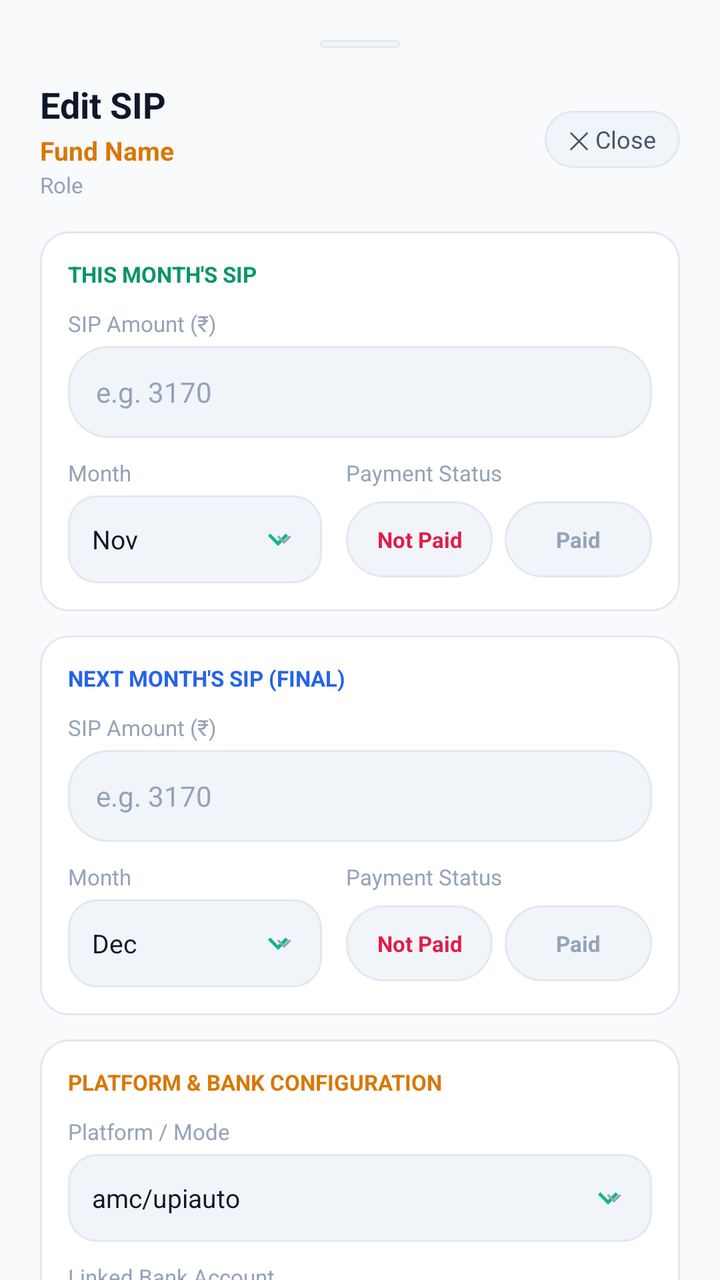
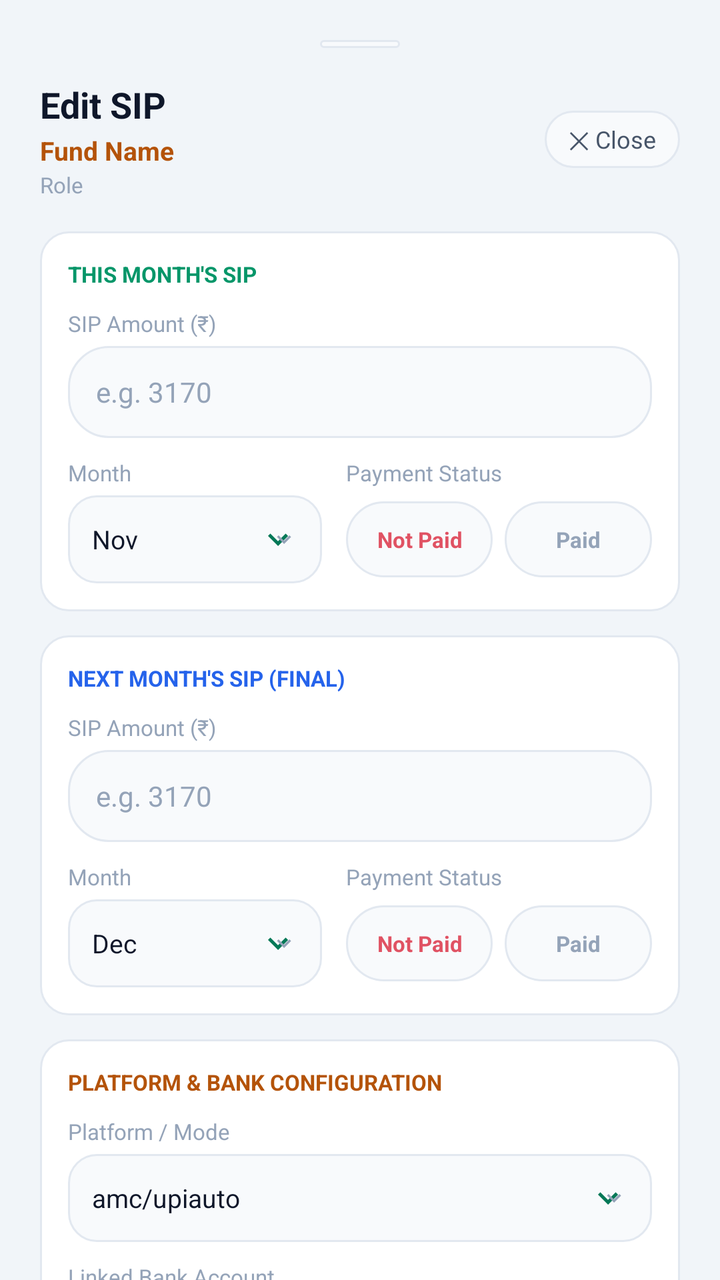

An Android layout rendered at two revisions. The XML below is the earlier revision; the diff shows what the commit changed to produce the second picture.
<!-- AndroidManifest.xml: application theme AppTheme -->
<!-- res/layout/dialog_edit_sip.xml -->
<?xml version="1.0" encoding="utf-8"?>
<androidx.core.widget.NestedScrollView xmlns:android="http://schemas.android.com/apk/res/android"
    xmlns:app="http://schemas.android.com/apk/res-auto"
    android:id="@+id/scrollEditSipRoot"
    android:layout_width="match_parent"
    android:layout_height="wrap_content"
    android:background="@color/bg_dark"
    android:clickable="true"
    android:focusable="true"
    android:focusableInTouchMode="true">

    <LinearLayout
        android:id="@+id/layoutEditSipContainer"
        android:layout_width="match_parent"
        android:layout_height="wrap_content"
        android:orientation="vertical"
        android:padding="20dp"
        android:clickable="true"
        android:focusable="true">

        
        <View
            android:layout_width="40dp"
            android:layout_height="4dp"
            android:layout_gravity="center_horizontal"
            android:layout_marginBottom="16dp"
            android:background="@drawable/bg_pill_dark" />

        
        <LinearLayout
            android:layout_width="match_parent"
            android:layout_height="wrap_content"
            android:gravity="center_vertical"
            android:orientation="horizontal">

            <LinearLayout
                android:layout_width="0dp"
                android:layout_height="wrap_content"
                android:layout_weight="1"
                android:orientation="vertical">

                <TextView
                    android:id="@+id/tvEditSipTitle"
                    android:layout_width="wrap_content"
                    android:layout_height="wrap_content"
                    android:text="Edit SIP"
                    android:textColor="@color/text_primary"
                    android:textSize="18sp"
                    android:textStyle="bold" />

                <TextView
                    android:id="@+id/tvEditSipFundName"
                    android:layout_width="wrap_content"
                    android:layout_height="wrap_content"
                    android:layout_marginTop="2dp"
                    android:text="Fund Name"
                    android:textColor="@color/amber_gold"
                    android:textSize="13sp"
                    android:textStyle="bold" />

                <TextView
                    android:id="@+id/tvEditSipRole"
                    android:layout_width="wrap_content"
                    android:layout_height="wrap_content"
                    android:layout_marginTop="1dp"
                    android:text="Role"
                    android:textColor="@color/text_muted"
                    android:textSize="11sp" />
            </LinearLayout>

            <TextView
                android:id="@+id/btnEditSipClose"
                android:layout_width="wrap_content"
                android:layout_height="wrap_content"
                android:background="@drawable/bg_pill_dark"
                android:clickable="true"
                android:focusable="true"
                android:paddingStart="12dp"
                android:paddingTop="6dp"
                android:paddingEnd="12dp"
                android:paddingBottom="6dp"
                android:text="✕ Close"
                android:textColor="@color/text_secondary"
                android:textSize="12sp" />
        </LinearLayout>

        
        <LinearLayout
            android:id="@+id/cardEditSipCurrent"
            android:layout_width="match_parent"
            android:layout_height="wrap_content"
            android:layout_marginTop="16dp"
            android:background="@drawable/bg_card"
            android:orientation="vertical"
            android:padding="14dp"
            android:clickable="true"
            android:focusable="true">

            <TextView
                android:layout_width="wrap_content"
                android:layout_height="wrap_content"
                android:text="THIS MONTH'S SIP"
                android:textColor="@color/green_emerald"
                android:textSize="11sp"
                android:textStyle="bold" />

            
            <TextView
                android:layout_width="wrap_content"
                android:layout_height="wrap_content"
                android:layout_marginTop="10dp"
                android:text="SIP Amount (₹)"
                android:textColor="@color/text_muted"
                android:textSize="11sp" />

            <EditText
                android:id="@+id/etSipCurrentAmount"
                android:layout_width="match_parent"
                android:layout_height="46dp"
                android:layout_marginTop="4dp"
                android:background="@drawable/bg_pill_dark"
                android:hint="e.g. 3170"
                android:inputType="numberDecimal"
            android:imeOptions="actionDone"
                android:paddingStart="14dp"
                android:paddingEnd="14dp"
                android:textColor="@color/text_primary"
                android:textColorHint="@color/text_muted"
                android:textSize="14sp" />

            
            <LinearLayout
                android:layout_width="match_parent"
                android:layout_height="wrap_content"
                android:layout_marginTop="10dp"
                android:orientation="horizontal">

                
                <LinearLayout
                    android:layout_width="0dp"
                    android:layout_height="wrap_content"
                    android:layout_marginEnd="6dp"
                    android:layout_weight="1"
                    android:orientation="vertical">

                    <TextView
                        android:layout_width="wrap_content"
                        android:layout_height="wrap_content"
                        android:text="Month"
                        android:textColor="@color/text_muted"
                        android:textSize="11sp" />

                    <LinearLayout
                        android:id="@+id/btnSelectCurrentMonth"
                        android:layout_width="match_parent"
                        android:layout_height="44dp"
                        android:layout_marginTop="4dp"
                        android:background="@drawable/bg_spinner_dark"
                        android:clickable="true"
                        android:focusable="true"
                        android:gravity="center_vertical"
                        android:paddingStart="12dp"
                        android:paddingEnd="12dp">

                        <TextView
                            android:id="@+id/tvCurrentMonth"
                            android:layout_width="0dp"
                            android:layout_height="wrap_content"
                            android:layout_weight="1"
                            android:text="Nov"
                            android:textColor="@color/text_primary"
                            android:textSize="13sp" />

                        <ImageView
                            android:layout_width="14dp"
                            android:layout_height="14dp"
                            android:src="@drawable/ic_chevron_down"
                            app:tint="@color/text_muted" />
                    </LinearLayout>
                </LinearLayout>

                
                <LinearLayout
                    android:layout_width="0dp"
                    android:layout_height="wrap_content"
                    android:layout_marginStart="6dp"
                    android:layout_weight="1.2"
                    android:orientation="vertical">

                    <TextView
                        android:layout_width="wrap_content"
                        android:layout_height="wrap_content"
                        android:text="Payment Status"
                        android:textColor="@color/text_muted"
                        android:textSize="11sp" />

                    <LinearLayout
                        android:layout_width="match_parent"
                        android:layout_height="44dp"
                        android:layout_marginTop="4dp"
                        android:orientation="horizontal"
                        android:gravity="center_vertical">

                        <TextView
                            android:id="@+id/btnToggleCurrentNotPaid"
                            android:layout_width="0dp"
                            android:layout_weight="1"
                            android:layout_height="38dp"
                            android:layout_marginEnd="3dp"
                            android:gravity="center"
                            android:text="Not Paid"
                            android:textColor="@color/red_rose"
                            android:textSize="11sp"
                            android:textStyle="bold"
                            android:background="@drawable/bg_pill_dark"
                            android:clickable="true"
                            android:focusable="true" />

                        <TextView
                            android:id="@+id/btnToggleCurrentPaid"
                            android:layout_width="0dp"
                            android:layout_weight="1"
                            android:layout_height="38dp"
                            android:layout_marginStart="3dp"
                            android:gravity="center"
                            android:text="Paid"
                            android:textColor="@color/text_muted"
                            android:textSize="11sp"
                            android:textStyle="bold"
                            android:background="@drawable/bg_pill_dark"
                            android:clickable="true"
                            android:focusable="true" />
                    </LinearLayout>
                </LinearLayout>
            </LinearLayout>
        </LinearLayout>

        
        <LinearLayout
            android:id="@+id/cardEditSipNext"
            android:layout_width="match_parent"
            android:layout_height="wrap_content"
            android:layout_marginTop="12dp"
            android:background="@drawable/bg_card"
            android:orientation="vertical"
            android:padding="14dp"
            android:clickable="true"
            android:focusable="true">

            <TextView
                android:layout_width="wrap_content"
                android:layout_height="wrap_content"
                android:text="NEXT MONTH'S SIP (FINAL)"
                android:textColor="@color/blue_royal"
                android:textSize="11sp"
                android:textStyle="bold" />

            
            <TextView
                android:layout_width="wrap_content"
                android:layout_height="wrap_content"
                android:layout_marginTop="10dp"
                android:text="SIP Amount (₹)"
                android:textColor="@color/text_muted"
                android:textSize="11sp" />

            <EditText
                android:id="@+id/etSipNextAmount"
                android:layout_width="match_parent"
                android:layout_height="46dp"
                android:layout_marginTop="4dp"
                android:background="@drawable/bg_pill_dark"
                android:hint="e.g. 3170"
                android:inputType="numberDecimal"
            android:imeOptions="actionDone"
                android:paddingStart="14dp"
                android:paddingEnd="14dp"
                android:textColor="@color/text_primary"
                android:textColorHint="@color/text_muted"
                android:textSize="14sp" />

            
            <LinearLayout
                android:layout_width="match_parent"
                android:layout_height="wrap_content"
                android:layout_marginTop="10dp"
                android:orientation="horizontal">

                
                <LinearLayout
                    android:layout_width="0dp"
                    android:layout_height="wrap_content"
                    android:layout_marginEnd="6dp"
                    android:layout_weight="1"
                    android:orientation="vertical">

                    <TextView
                        android:layout_width="wrap_content"
                        android:layout_height="wrap_content"
                        android:text="Month"
                        android:textColor="@color/text_muted"
                        android:textSize="11sp" />

                    <LinearLayout
                        android:id="@+id/btnSelectNextMonth"
                        android:layout_width="match_parent"
                        android:layout_height="44dp"
                        android:layout_marginTop="4dp"
                        android:background="@drawable/bg_spinner_dark"
                        android:clickable="true"
                        android:focusable="true"
                        android:gravity="center_vertical"
                        android:paddingStart="12dp"
                        android:paddingEnd="12dp">

                        <TextView
                            android:id="@+id/tvNextMonth"
                            android:layout_width="0dp"
                            android:layout_height="wrap_content"
                            android:layout_weight="1"
                            android:text="Dec"
                            android:textColor="@color/text_primary"
                            android:textSize="13sp" />

                        <ImageView
                            android:layout_width="14dp"
                            android:layout_height="14dp"
                            android:src="@drawable/ic_chevron_down"
                            app:tint="@color/text_muted" />
                    </LinearLayout>
                </LinearLayout>

                
                <LinearLayout
                    android:layout_width="0dp"
                    android:layout_height="wrap_content"
                    android:layout_marginStart="6dp"
                    android:layout_weight="1.2"
                    android:orientation="vertical">

                    <TextView
                        android:layout_width="wrap_content"
                        android:layout_height="wrap_content"
                        android:text="Payment Status"
                        android:textColor="@color/text_muted"
                        android:textSize="11sp" />

                    <LinearLayout
                        android:layout_width="match_parent"
                        android:layout_height="44dp"
                        android:layout_marginTop="4dp"
                        android:orientation="horizontal"
                        android:gravity="center_vertical">

                        <TextView
                            android:id="@+id/btnToggleNextNotPaid"
                            android:layout_width="0dp"
                            android:layout_weight="1"
                            android:layout_height="38dp"
                            android:layout_marginEnd="3dp"
                            android:gravity="center"
                            android:text="Not Paid"
                            android:textColor="@color/red_rose"
                            android:textSize="11sp"
                            android:textStyle="bold"
                            android:background="@drawable/bg_pill_dark"
                            android:clickable="true"
                            android:focusable="true" />

                        <TextView
                            android:id="@+id/btnToggleNextPaid"
                            android:layout_width="0dp"
                            android:layout_weight="1"
                            android:layout_height="38dp"
                            android:layout_marginStart="3dp"
                            android:gravity="center"
                            android:text="Paid"
                            android:textColor="@color/text_muted"
                            android:textSize="11sp"
                            android:textStyle="bold"
                            android:background="@drawable/bg_pill_dark"
                            android:clickable="true"
                            android:focusable="true" />
                    </LinearLayout>
                </LinearLayout>
            </LinearLayout>
        </LinearLayout>

        
        <LinearLayout
            android:id="@+id/cardEditSipConfig"
            android:layout_width="match_parent"
            android:layout_height="wrap_content"
            android:layout_marginTop="12dp"
            android:background="@drawable/bg_card"
            android:orientation="vertical"
            android:padding="14dp"
            android:clickable="true"
            android:focusable="true">

            <TextView
                android:layout_width="wrap_content"
                android:layout_height="wrap_content"
                android:text="PLATFORM &amp; BANK CONFIGURATION"
                android:textColor="@color/amber_gold"
                android:textSize="11sp"
                android:textStyle="bold" />

            
            <TextView
                android:layout_width="wrap_content"
                android:layout_height="wrap_content"
                android:layout_marginTop="10dp"
                android:text="Platform / Mode"
                android:textColor="@color/text_muted"
                android:textSize="11sp" />

            <LinearLayout
                android:id="@+id/btnSelectPlatform"
                android:layout_width="match_parent"
                android:layout_height="44dp"
                android:layout_marginTop="4dp"
                android:background="@drawable/bg_spinner_dark"
                android:clickable="true"
                android:focusable="true"
                android:gravity="center_vertical"
                android:paddingStart="12dp"
                android:paddingEnd="12dp">

                <TextView
                    android:id="@+id/tvSelectedPlatform"
                    android:layout_width="0dp"
                    android:layout_height="wrap_content"
                    android:layout_weight="1"
                    android:text="amc/upiauto"
                    android:textColor="@color/text_primary"
                    android:textSize="13sp" />

                <ImageView
                    android:layout_width="14dp"
                    android:layout_height="14dp"
                    android:src="@drawable/ic_chevron_down"
                    app:tint="@color/text_muted" />
            </LinearLayout>

            
            <TextView
                android:layout_width="wrap_content"
                android:layout_height="wrap_content"
                android:layout_marginTop="10dp"
                android:text="Linked Bank Account"
                android:textColor="@color/text_muted"
                android:textSize="11sp" />

            <LinearLayout
                android:id="@+id/btnSelectBankAccount"
                android:layout_width="match_parent"
                android:layout_height="44dp"
                android:layout_marginTop="4dp"
                android:background="@drawable/bg_spinner_dark"
                android:clickable="true"
                android:focusable="true"
                android:gravity="center_vertical"
                android:paddingStart="12dp"
                android:paddingEnd="12dp">

                <TextView
                    android:id="@+id/tvSelectedBankAccount"
                    android:layout_width="0dp"
                    android:layout_height="wrap_content"
                    android:layout_weight="1"
                    android:text="Slice"
                    android:textColor="@color/text_primary"
                    android:textSize="13sp" />

                <ImageView
                    android:layout_width="14dp"
                    android:layout_height="14dp"
                    android:src="@drawable/ic_chevron_down"
                    app:tint="@color/text_muted" />
            </LinearLayout>
        </LinearLayout>

        
        <LinearLayout
            android:layout_width="match_parent"
            android:layout_height="wrap_content"
            android:layout_marginTop="20dp"
            android:layout_marginBottom="16dp"
            android:orientation="horizontal">

            <com.google.android.material.button.MaterialButton
                android:id="@+id/btnSipCancel"
                android:layout_width="0dp"
                android:layout_height="48dp"
                android:layout_marginEnd="8dp"
                android:layout_weight="1"
                app:cornerRadius="24dp"
                app:backgroundTint="@color/bg_card_secondary"
                app:strokeColor="@color/border_dark"
                app:strokeWidth="1dp"
                android:text="Cancel"
                android:textColor="@color/text_secondary"
                android:textSize="13sp"
                android:textStyle="bold"
                android:textAllCaps="false" />

            <com.google.android.material.button.MaterialButton
                android:id="@+id/btnSipSave"
                android:layout_width="0dp"
                android:layout_height="48dp"
                android:layout_marginStart="8dp"
                android:layout_weight="1.5"
                app:cornerRadius="24dp"
                app:backgroundTint="@color/colorPrimary"
                android:text="Save Changes"
                android:textColor="@color/bg_dark"
                android:textSize="13sp"
                android:textStyle="bold"
                android:textAllCaps="false" />
        </LinearLayout>

    </LinearLayout>
</androidx.core.widget.NestedScrollView>
<!-- resources referenced by this layout -->
<resources>
  <color name="amber_gold">#D97706</color>
  <color name="bg_card_secondary">#F1F5F9</color>
  <color name="bg_dark">#F8FAFC</color>
  <color name="blue_royal">#2563EB</color>
  <color name="border_dark">#E2E8F0</color>
  <color name="colorPrimary">#059669</color>
  <color name="green_emerald">#059669</color>
  <color name="red_rose">#E11D48</color>
  <color name="text_muted">#94A3B8</color>
  <color name="text_primary">#0F172A</color>
  <color name="text_secondary">#475569</color>
  <!-- drawable bg_card (drawable) -->
  <?xml version="1.0" encoding="utf-8"?>
  <shape xmlns:android="http://schemas.android.com/apk/res/android"
      android:shape="rectangle">
      <solid android:color="@color/bg_card" />
      <corners android:radius="14dp" />
      <stroke
          android:width="1dp"
          android:color="@color/border_dark" />
  </shape>
  <!-- drawable bg_pill_dark (drawable) -->
  <?xml version="1.0" encoding="utf-8"?>
  <shape xmlns:android="http://schemas.android.com/apk/res/android"
      android:shape="rectangle">
      <solid android:color="@color/bg_card_secondary" />
      <corners android:radius="20dp" />
      <stroke
          android:width="1dp"
          android:color="@color/border_dark" />
  </shape>
  <!-- drawable bg_spinner_dark (drawable) -->
  <?xml version="1.0" encoding="utf-8"?>
  <layer-list xmlns:android="http://schemas.android.com/apk/res/android">
      <item>
          <shape android:shape="rectangle">
              <solid android:color="@color/bg_card_secondary" />
              <corners android:radius="14dp" />
              <stroke
                  android:width="1dp"
                  android:color="@color/border_dark" />
          </shape>
      </item>
      <item
          android:drawable="@drawable/ic_chevron_down"
          android:gravity="end|center_vertical"
          android:right="12dp" />
  </layer-list>
  <!-- drawable ic_chevron_down (drawable) -->
  <?xml version="1.0" encoding="utf-8"?>
  <vector xmlns:android="http://schemas.android.com/apk/res/android"
      android:width="20dp"
      android:height="20dp"
      android:viewportWidth="24"
      android:viewportHeight="24">
      <path
          android:fillColor="@color/green_mint"
          android:pathData="M7.41,8.59L12,13.17l4.59,-4.58L18,10l-6,6 -6,-6 1.41,-1.41z"/>
  </vector>
  <style name="AppTheme" parent="Theme.MaterialComponents.DayNight.NoActionBar">
          <item name="colorPrimary">@color/colorPrimary</item>
          <item name="colorPrimaryDark">@color/colorPrimaryDark</item>
          <item name="colorAccent">@color/colorAccent</item>
          <item name="android:windowBackground">@color/bg_dark</item>
          <item name="android:statusBarColor">@color/bg_dark</item>
          <item name="android:navigationBarColor">@color/nav_bottom_bg</item>
          <item name="android:textColorPrimary">@color/text_primary</item>
          <item name="android:textColorSecondary">@color/text_secondary</item>
          <item name="android:windowLightStatusBar">true</item>
          <item name="bottomSheetDialogTheme">@style/FinMngrBottomSheetDialogTheme</item>
      </style>
  <color name="bg_card">#FFFFFF</color>
  <color name="green_mint">#10B981</color>
  <color name="colorPrimaryDark">#F1F5F9</color>
  <color name="colorAccent">#059669</color>
  <color name="nav_bottom_bg">#FFFFFF</color>
  <style name="FinMngrBottomSheetDialogTheme" parent="ThemeOverlay.MaterialComponents.BottomSheetDialog">
          <item name="bottomSheetStyle">@style/FinMngrBottomSheetModal</item>
      </style>
  <style name="FinMngrBottomSheetModal" parent="Widget.MaterialComponents.BottomSheet.Modal">
          <item name="android:background">@android:color/transparent</item>
      </style>
</resources>

<!-- the commit's change to res/layout/dialog_edit_sip.xml (unified diff, before → after) -->
@@ -514,7 +514,7 @@
                 app:cornerRadius="24dp"
                 app:backgroundTint="@color/colorPrimary"
                 android:text="Save Changes"
-                android:textColor="@color/bg_dark"
+                android:textColor="@color/text_on_primary"
                 android:textSize="13sp"
                 android:textStyle="bold"
                 android:textAllCaps="false" />
<!-- resource entries referenced after the edit -->
@@ -1,14 +1,15 @@
 <!-- resources referenced by this layout -->
 <resources>
-  <color name="amber_gold">#D97706</color>
-  <color name="bg_card_secondary">#F1F5F9</color>
-  <color name="bg_dark">#F8FAFC</color>
+  <color name="amber_gold">#B45309</color>
+  <color name="bg_card_secondary">#F8FAFC</color>
+  <color name="bg_dark">#F1F5F9</color>
   <color name="blue_royal">#2563EB</color>
   <color name="border_dark">#E2E8F0</color>
-  <color name="colorPrimary">#059669</color>
+  <color name="colorPrimary">#0D9488</color>
   <color name="green_emerald">#059669</color>
-  <color name="red_rose">#E11D48</color>
+  <color name="red_rose">#E05263</color>
   <color name="text_muted">#94A3B8</color>
+  <color name="text_on_primary">#FFFFFF</color>
   <color name="text_primary">#0F172A</color>
   <color name="text_secondary">#475569</color>
   <!-- drawable bg_card (drawable) -->
@@ -72,9 +73,9 @@
           <item name="bottomSheetDialogTheme">@style/FinMngrBottomSheetDialogTheme</item>
       </style>
   <color name="bg_card">#FFFFFF</color>
-  <color name="green_mint">#10B981</color>
-  <color name="colorPrimaryDark">#F1F5F9</color>
-  <color name="colorAccent">#059669</color>
+  <color name="green_mint">#047857</color>
+  <color name="colorPrimaryDark">#E2E8F0</color>
+  <color name="colorAccent">#0D9488</color>
   <color name="nav_bottom_bg">#FFFFFF</color>
   <style name="FinMngrBottomSheetDialogTheme" parent="ThemeOverlay.MaterialComponents.BottomSheetDialog">
           <item name="bottomSheetStyle">@style/FinMngrBottomSheetModal</item>
